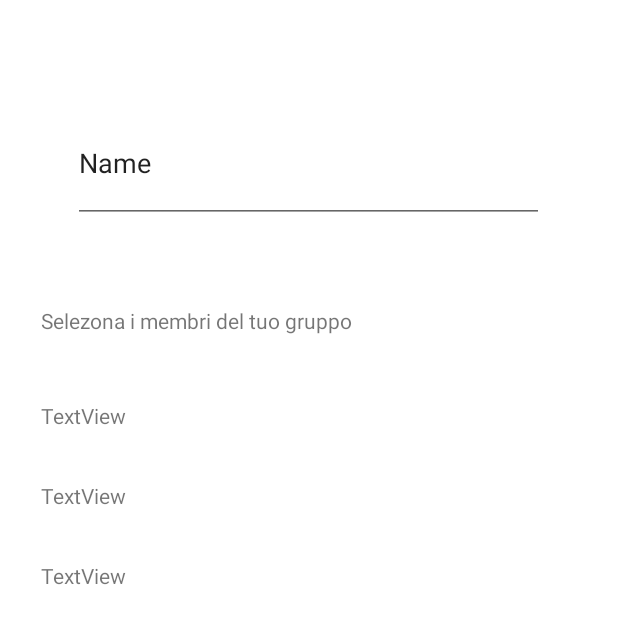
After one commit to ludovicoghergo/ProvaFIrebase, an Android app: the layout activity_create_group.xml on its own in the app's theme, with its tools: preview values and no code run, on a phone screen of 412 x 824 dp. The commit adds this screen. Shown: the top 624 px of the screen. Run offline under Robolectric (Android 15) with nearby library versions, the phone set to English and light mode, and no system bars.

Commit message:
Modifiche recicler

```diff
--- a/app/build.gradle
+++ b/app/build.gradle
@@ -2,6 +2,7 @@ plugins {
     id 'com.android.application'
     id 'kotlin-android'
     id 'com.google.gms.google-services'
+    id 'kotlin-android-extensions'
 }
 
 android {
--- a/app/src/main/AndroidManifest.xml
+++ b/app/src/main/AndroidManifest.xml
@@ -9,7 +9,8 @@
         android:roundIcon="@mipmap/ic_launcher_round"
         android:supportsRtl="true"
         android:theme="@style/Theme.ProvaFIrebase">
-        <activity android:name=".GroupsActivity"></activity>
+        <activity android:name=".CreateGroupActivity"></activity>
+        <activity android:name=".GroupsActivity" />
         <activity android:name=".AccountActivity" />
         <activity android:name=".NotificationActivity" />
         <activity android:name=".LoginScreen">
--- /dev/null
+++ b/app/src/main/res/layout/activity_create_group.xml
@@ -0,0 +1,46 @@
+<?xml version="1.0" encoding="utf-8"?>
+<androidx.constraintlayout.widget.ConstraintLayout xmlns:android="http://schemas.android.com/apk/res/android"
+    xmlns:app="http://schemas.android.com/apk/res-auto"
+    xmlns:tools="http://schemas.android.com/tools"
+    android:layout_width="match_parent"
+    android:layout_height="match_parent"
+    tools:context=".CreateGroupActivity">
+
+    <androidx.recyclerview.widget.RecyclerView
+        android:id="@+id/view_user"
+        android:layout_width="368dp"
+        android:layout_height="170dp"
+        app:layout_constraintBottom_toBottomOf="parent"
+        app:layout_constraintEnd_toEndOf="parent"
+        app:layout_constraintHorizontal_bias="0.627"
+        app:layout_constraintStart_toStartOf="parent"
+        app:layout_constraintTop_toTopOf="parent"
+        app:layout_constraintVertical_bias="0.409"
+        tools:listitem="@layout/componente_utente" />
+
+    <EditText
+        android:id="@+id/editTextTextPersonName"
+        android:layout_width="314dp"
+        android:layout_height="80dp"
+        android:ems="10"
+        android:inputType="textPersonName"
+        android:text="Name"
+        app:layout_constraintBottom_toTopOf="@+id/view_user"
+        app:layout_constraintEnd_toEndOf="parent"
+        app:layout_constraintHorizontal_bias="0.494"
+        app:layout_constraintStart_toStartOf="parent"
+        app:layout_constraintTop_toTopOf="parent"
+        app:layout_constraintVertical_bias="0.365" />
+
+    <TextView
+        android:id="@+id/textView"
+        android:layout_width="260dp"
+        android:layout_height="33dp"
+        android:text="Selezona i membri del tuo gruppo"
+        app:layout_constraintBottom_toTopOf="@+id/view_user"
+        app:layout_constraintEnd_toEndOf="parent"
+        app:layout_constraintHorizontal_bias="0.178"
+        app:layout_constraintStart_toStartOf="parent"
+        app:layout_constraintTop_toBottomOf="@+id/editTextTextPersonName"
+        app:layout_constraintVertical_bias="0.65" />
+</androidx.constraintlayout.widget.ConstraintLayout>
--- /dev/null
+++ b/app/src/main/res/layout/componente_utente.xml
@@ -0,0 +1,17 @@
+<?xml version="1.0" encoding="utf-8"?>
+<androidx.constraintlayout.widget.ConstraintLayout xmlns:android="http://schemas.android.com/apk/res/android"
+    xmlns:app="http://schemas.android.com/apk/res-auto"
+    xmlns:tools="http://schemas.android.com/tools"
+    android:layout_width="wrap_content"
+    android:layout_height="wrap_content">
+
+    <TextView
+        android:id="@+id/twutente"
+        android:layout_width="165dp"
+        android:layout_height="53dp"
+        android:text="TextView"
+        app:layout_constraintBottom_toBottomOf="parent"
+        app:layout_constraintEnd_toEndOf="parent"
+        app:layout_constraintStart_toStartOf="parent"
+        app:layout_constraintTop_toTopOf="parent" />
+</androidx.constraintlayout.widget.ConstraintLayout>
--- a/build.gradle
+++ b/build.gradle
@@ -9,6 +9,7 @@ buildscript {
         classpath 'com.android.tools.build:gradle:4.2.1'
         classpath "org.jetbrains.kotlin:kotlin-gradle-plugin:$kotlin_version"
         classpath 'com.google.gms:google-services:4.3.8'
+        classpath "org.jetbrains.kotlin:kotlin-android-extensions:$kotlin_version"
 
         // NOTE: Do not place your application dependencies here; they belong
         // in the individual module build.gradle files
```
Also changed, not shown: app/src/main/java/com/example/provafirebase/CreateGroupActivity.kt (added, +36 -0 lines), app/src/main/java/com/example/provafirebase/DummyList.kt (added, +20 -0 lines), app/src/main/java/com/example/provafirebase/GroupsActivity.kt (+7 -1 lines), app/src/main/java/com/example/provafirebase/LoginScreen.kt (+7 -0 lines), app/src/main/java/com/example/provafirebase/UserViewAdapter.kt (added, +32 -0 lines), app/src/main/res/layout/activity_groups.xml (+7 -0 lines), app/src/main/res/layout/activity_login_screen.xml (+52 -65 lines), app/src/main/res/layout/activity_main.xml (+61 -38 lines).
